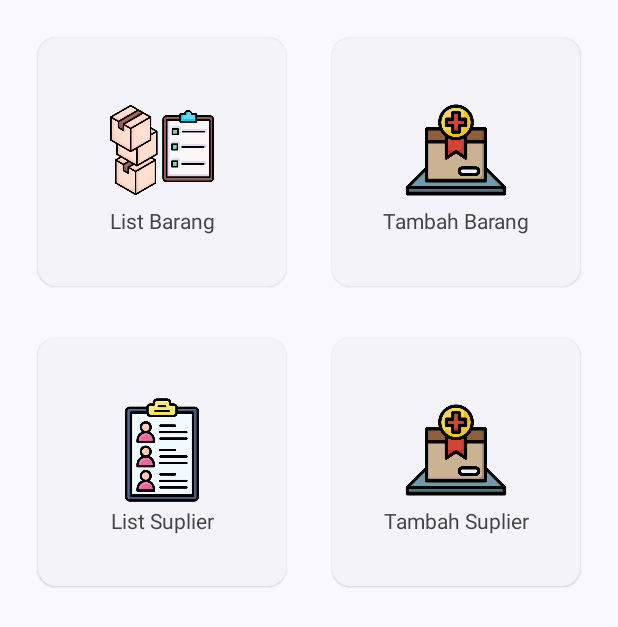
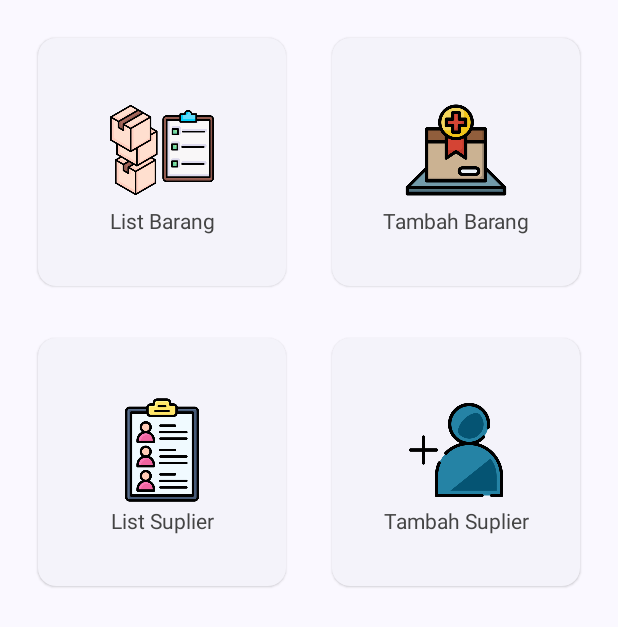
Before and after one commit to iffa28/UcpRoomDatabase_0092, an Android app built with Jetpack Compose: the composable BodyHomeView shown on its own in the app's theme, on a phone screen of 412 x 824 dp. Shown: the top 627 px of the screen. Run offline under Robolectric (Android 15) with nearby library versions, the light colour scheme and no system bars.

Commit message:
mengubah gambar yang digunakan

```diff
--- a/app/src/main/java/com/example/ucp2/ui/view/HomeView.kt
+++ b/app/src/main/java/com/example/ucp2/ui/view/HomeView.kt
@@ -162,7 +162,7 @@ fun BodyHomeView(
                         horizontalAlignment = Alignment.CenterHorizontally, verticalArrangement = Arrangement.Center
                     ) {
                         Image(
-                            painter = painterResource(id = R.drawable.kotak),
+                            painter = painterResource(id = R.drawable.addsplr),
                             contentDescription = "", Modifier
                                 .size(80.dp)
                                 .padding(5.dp)
```
